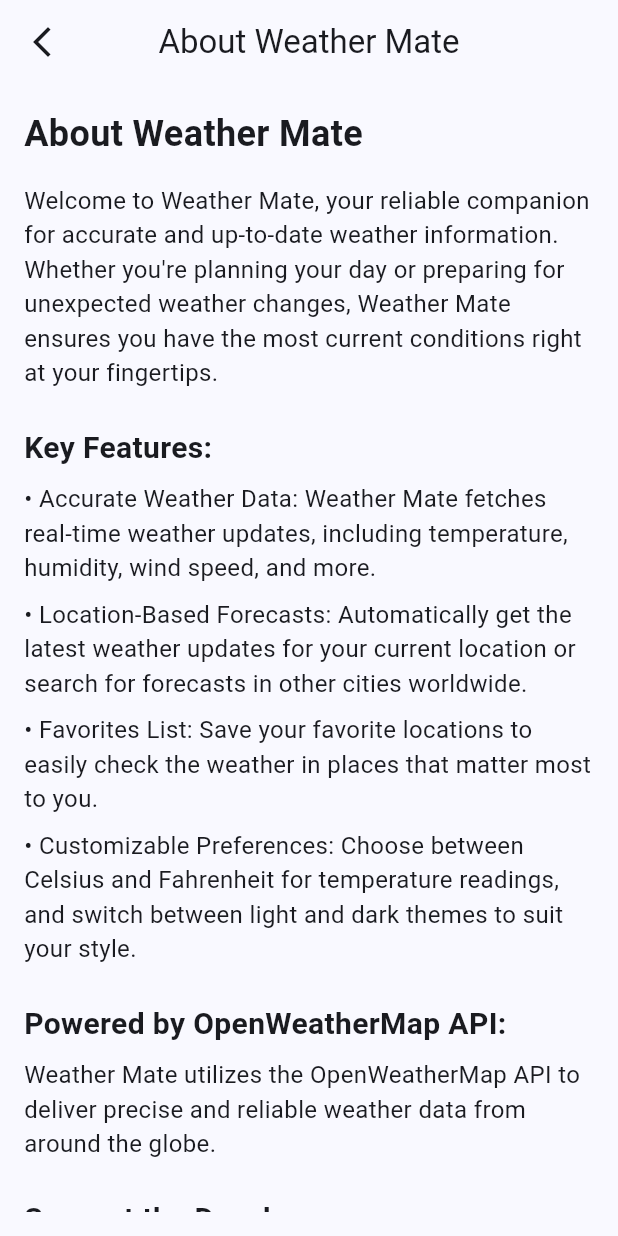
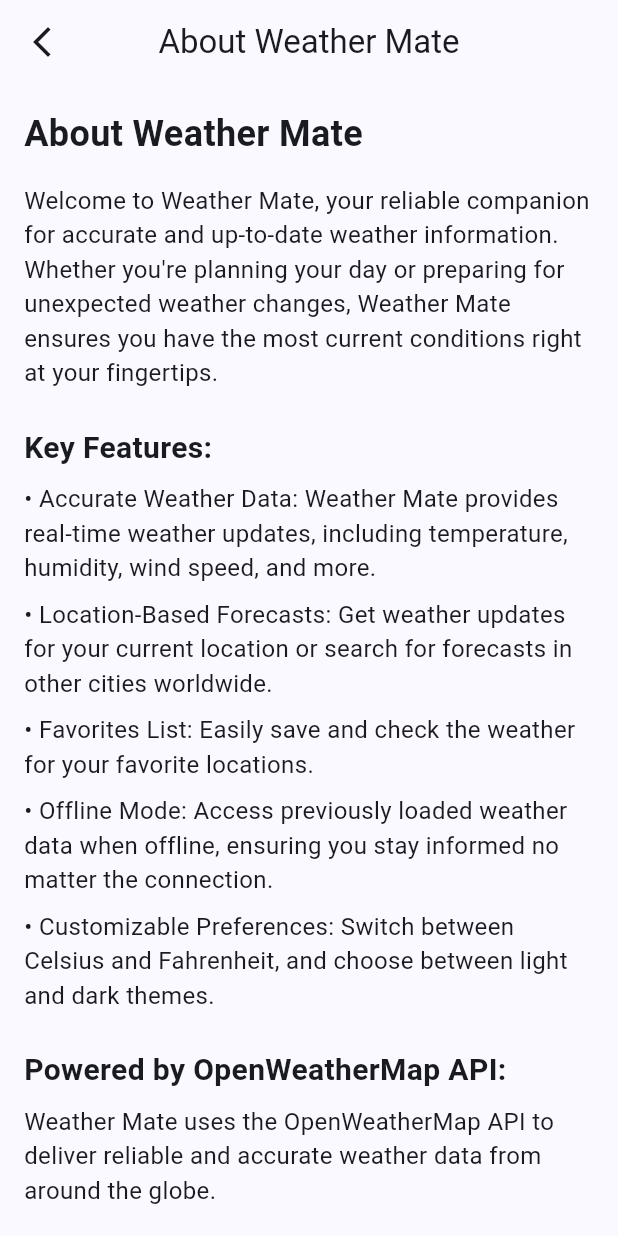
Before and after one commit to MotiurRahmanSany/weather-mate, a Flutter app: the screen it shows after launch, item 4 of the bottom bar chosen, after a tap on "About", on a phone screen of 412 x 824 dp. Run offline on Flutter 3.47's test engine with Material 3 defaults, Android fonts, the phone set to English and light mode, and no system bars; our stand-ins replace dio, flutter_riverpod, geocoding, geolocator, google_nav_bar, hive and 4 more; accounts and stored records are empty.

Commit message:
about updated

```diff
--- a/lib/core/constants/hive_constants.dart
+++ b/lib/core/constants/hive_constants.dart
@@ -4,7 +4,6 @@
   static const String prefBoxName = 'prefBox';
   static const String weatherDataBoxName = 'weatherDataBox';
   static const String hasDataFetchedOnceBoxName = 'hasDataFetchedOnceBox';
-  static const String refreshTimeBoxName = 'refreshTimeBox';
 
 
   //! hive keys
@@ -12,5 +11,4 @@
   static const String unitKey = 'unit';
   static const String weatherDataKey = 'weatherdata';
   static const String hasDataFetchedOnceKey = 'hasDataFetchedOnce';
-  static const String refreshTimeKey = 'refreshTime';
 }
--- a/lib/main.dart
+++ b/lib/main.dart
@@ -33,7 +33,6 @@
   await Hive.openBox<FavoriteLocation>(HiveConstants.favoriteLocationsBoxName);
   await Hive.openBox<String>(HiveConstants.prefBoxName);
   await Hive.openBox<bool>(HiveConstants.hasDataFetchedOnceBoxName);
-  await Hive.openBox<DateTime>(HiveConstants.refreshTimeBoxName);
 
 
   runApp(
--- a/lib/screens/about_screen.dart
+++ b/lib/screens/about_screen.dart
@@ -8,7 +8,7 @@
     return Scaffold(
       appBar: AppBar(
         leading: IconButton(
-          onPressed: (){
+          onPressed: () {
             Navigator.pop(context);
           },
           icon: const Icon(Icons.arrow_back_ios_new),
@@ -48,22 +48,27 @@
               ),
               SizedBox(height: 8),
               Text(
-                '• Accurate Weather Data: Weather Mate fetches real-time weather updates, including temperature, humidity, wind speed, and more.',
+                '• Accurate Weather Data: Weather Mate provides real-time weather updates, including temperature, humidity, wind speed, and more.',
                 style: TextStyle(fontSize: 16),
               ),
               SizedBox(height: 8),
               Text(
-                '• Location-Based Forecasts: Automatically get the latest weather updates for your current location or search for forecasts in other cities worldwide.',
+                '• Location-Based Forecasts: Get weather updates for your current location or search for forecasts in other cities worldwide.',
                 style: TextStyle(fontSize: 16),
               ),
               SizedBox(height: 8),
               Text(
-                '• Favorites List: Save your favorite locations to easily check the weather in places that matter most to you.',
+                '• Favorites List: Easily save and check the weather for your favorite locations.',
                 style: TextStyle(fontSize: 16),
               ),
               SizedBox(height: 8),
               Text(
-                '• Customizable Preferences: Choose between Celsius and Fahrenheit for temperature readings, and switch between light and dark themes to suit your style.',
+                '• Offline Mode: Access previously loaded weather data when offline, ensuring you stay informed no matter the connection.',
+                style: TextStyle(fontSize: 16),
+              ),
+              SizedBox(height: 8),
+              Text(
+                '• Customizable Preferences: Switch between Celsius and Fahrenheit, and choose between light and dark themes.',
                 style: TextStyle(fontSize: 16),
               ),
               SizedBox(height: 24),
@@ -76,12 +81,12 @@
               ),
               SizedBox(height: 8),
               Text(
-                'Weather Mate utilizes the OpenWeatherMap API to deliver precise and reliable weather data from around the globe.',
+                'Weather Mate uses the OpenWeatherMap API to deliver reliable and accurate weather data from around the globe.',
                 style: TextStyle(fontSize: 16),
               ),
               SizedBox(height: 24),
               Text(
-                'Support the Developer:',
+                'Developed by Motiur Rahman Sany:',
                 style: TextStyle(
                   fontSize: 20,
                   fontWeight: FontWeight.bold,
@@ -89,8 +94,20 @@
               ),
               SizedBox(height: 8),
               Text(
-                'Enjoying Weather Mate? Consider supporting the developer by buying a coffee!',
+                'Weather Mate was built with care and dedication by Motiur Rahman Sany, aiming to deliver a seamless and user-friendly weather experience. '
+                'If you enjoy the app and find it useful, feel free to support the development.',
                 style: TextStyle(fontSize: 16),
+              ),
+              SizedBox(height: 24),
+              Center(
+                child: Text(
+                  '© 2024 Motiur Rahman Sany',
+                  style: TextStyle(
+                    fontSize: 14,
+                    fontWeight: FontWeight.w600,
+                    color: Colors.grey,
+                  ),
+                ),
               ),
             ],
           ),
--- a/lib/screens/preference_screen.dart
+++ b/lib/screens/preference_screen.dart
@@ -10,39 +10,6 @@
 
 class PreferenceScreen extends ConsumerWidget {
   const PreferenceScreen({super.key});
-
-  void _showBuyMeACoffeeDialog(BuildContext context) {
-    showDialog(
-      context: context,
-      builder: (BuildContext context) {
-        return AlertDialog(
-          title: const Text('Support the Developer'),
-          content: const Text(
-            'If you like this app and want to support its development, you can buy me a coffee! '
-            'Click the button below to make a small donation and keep the project alive. Thank you!',
-          ),
-          actions: [
-            TextButton(
-              onPressed: () {
-                Navigator.of(context).pop(); // Close the dialog
-              },
-              child: const Text('Cancel'),
-            ),
-            ElevatedButton.icon(
-              onPressed: () {
-                Navigator.of(context).pop(); // Close the dialog
-                // _launchURL('https://www.buymeacoffee.com/yourname'); // Replace with your actual link
-              },
-              icon: const Icon(Icons.coffee_outlined),
-              label: const Text('Buy me a coffee'),
-            ),
-          ],
-        );
-      },
-    );
-  }
-
-
 
   @override
   Widget build(BuildContext context, WidgetRef ref) {
@@ -126,12 +93,6 @@
                 );
               },
             ),
-            PrefTiles(
-              title: 'Buy me a coffee',
-              subtitle: 'Support developer',
-              icon: Icons.coffee_outlined,
-              onTap: () => _showBuyMeACoffeeDialog(context),
-            ),
           ],
         ),
       ),
--- a/lib/screens/weather_screen.dart
+++ b/lib/screens/weather_screen.dart
@@ -64,12 +64,6 @@
             const SizedBox(height: 5),
             const LocationWidget(),
             const SizedBox(height: 10),
-            ElevatedButton(
-              onPressed: () {
-                ref.refresh(weatherProvider);
-              },
-              child: const Icon(Icons.refresh),
-            ),
             const CurrentWidget(),
             const SizedBox(height: 10),
             const HourlyWidget(),
```
Also changed, not shown: lib/providers/refresh_provider.dart (deleted, +0 -19 lines).
